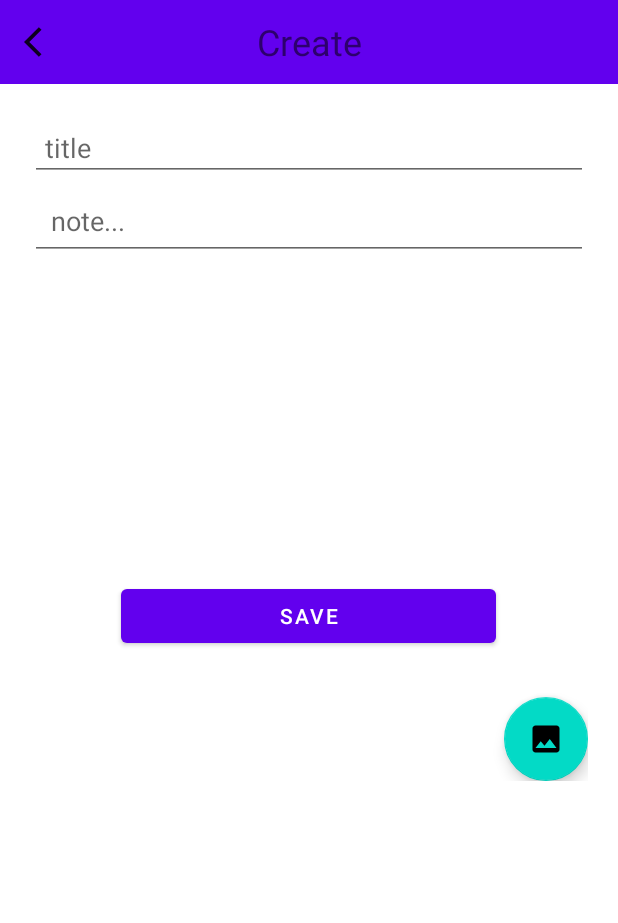
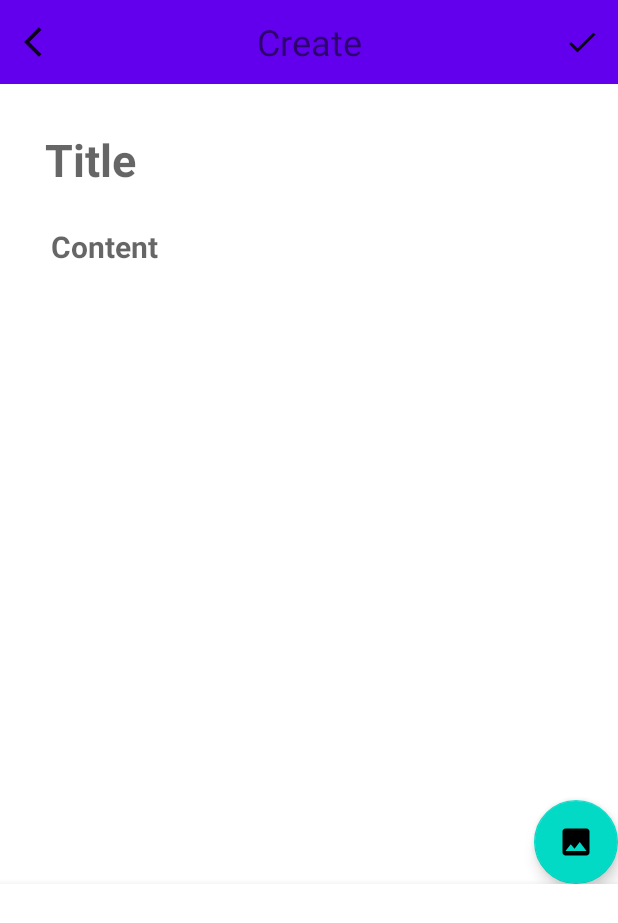
Before and after one commit to resgurung/DB_Android, an Android app: the NoteAddFragment screen opened through its navigation route, on a phone screen of 412 x 824 dp. Shown: the top 923 px of the screen. Run offline under Robolectric (Android 15) with nearby library versions, the phone set to English and light mode, and no system bars; our stand-ins replace Room's generated code, data binding, navigation-ui, paging; 1 statement that could not run was skipped.

Commit message:
Cleaned up NoteAddFragment preaparing to change the layout

```diff
--- a/app/src/main/java/co/deshbidesh/db_android/db_note_feature/fragments/NoteAddFragment.kt
+++ b/app/src/main/java/co/deshbidesh/db_android/db_note_feature/fragments/NoteAddFragment.kt
@@ -9,6 +9,7 @@ import android.graphics.BitmapFactory
 import android.net.Uri
 import android.os.Bundle
 import android.view.*
+import androidx.appcompat.widget.Toolbar
 import androidx.core.content.ContextCompat
 import androidx.lifecycle.ViewModelProvider
 import androidx.navigation.fragment.findNavController
@@ -24,6 +25,7 @@ import co.deshbidesh.db_android.db_note_feature.viewmodel.DBNoteAddViewModel
 import co.deshbidesh.db_android.shared.DBBaseFragment
 import co.deshbidesh.db_android.shared.DBHelper
 import co.deshbidesh.db_android.shared.hideKeyboard
+import kotlinx.android.synthetic.main.fragment_note_add.*
 import java.io.File
 import java.io.FileOutputStream
 import java.io.InputStream
@@ -31,6 +33,8 @@ import java.io.OutputStream
 
 
 class NoteAddFragment : DBBaseFragment() {
+
+    private lateinit var toolbar: Toolbar
 
     override var bottomNavigationViewVisibility = View.GONE
 
@@ -76,6 +80,22 @@ class NoteAddFragment : DBBaseFragment() {
         binding?.addNoteRecyclerView?.layoutManager = layoutManager
         binding?.addNoteRecyclerView?.adapter = noteAddImgAdapter
 
+        toolbar = binding!!.noteAddToolbar
+
+        toolbar.inflateMenu(R.menu.note_save)
+
+        toolbar.setOnMenuItemClickListener { item ->
+
+            when(item.itemId){
+
+                R.id.save_note_db -> {
+                    saveNote()
+                    true
+                }
+                else -> false
+            }
+        }
+
         context.let {
 
             binding?.noteAddToolbar?.setNavigationOnClickListener {
@@ -86,8 +106,28 @@ class NoteAddFragment : DBBaseFragment() {
             }
 
 
-            binding?.noteAddSaveButton?.setOnClickListener {
+            addViewModelFactory = DBNoteAddViewModelFactory(
+                DBNoteRepository(DBDatabase.getDatabase(requireContext()).noteDAO()),
+                DBImageRepository(DBDatabase.getDatabase(requireContext()).imageDAO()),
+                DBHelper())
 
+            addViewModel = ViewModelProvider(this, addViewModelFactory).get(DBNoteAddViewModel::class.java)
+
+            binding?.addNoteFab?.setOnClickListener{
+                if(checkPermission()){
+                    pickImage()
+                }
+            }
+        }
+    }
+
+    override fun onDestroy() {
+        super.onDestroy()
+        binding = null
+    }
+
+
+    private fun saveNote(){
         addViewModel.title = binding?.noteAddTitleEdittext?.text.toString()
 
         addViewModel.content = binding?.noteAddContentEdittext?.text.toString()
@@ -136,25 +176,6 @@ class NoteAddFragment : DBBaseFragment() {
         }
     }
 
-            addViewModelFactory = DBNoteAddViewModelFactory(
-                DBNoteRepository(DBDatabase.getDatabase(requireContext()).noteDAO()),
-                DBImageRepository(DBDatabase.getDatabase(requireContext()).imageDAO()),
-                DBHelper())
-
-            addViewModel = ViewModelProvider(this, addViewModelFactory).get(DBNoteAddViewModel::class.java)
-
-            binding?.addNoteFab?.setOnClickListener{
-                if(checkPermission()){
-                    pickImage()
-                }
-            }
-        }
-    }
-
-    override fun onDestroy() {
-        super.onDestroy()
-        binding = null
-    }
 
     private fun goBack(msg: String) {
 
--- a/app/src/main/res/layout/fragment_note_add.xml
+++ b/app/src/main/res/layout/fragment_note_add.xml
@@ -5,10 +5,10 @@
     xmlns:app="http://schemas.android.com/apk/res-auto">
 
     <LinearLayout
-        tools:context=".db_note_feature.fragments.NoteDetailFragment"
+        android:layout_width="match_parent"
+        android:layout_height="match_parent"
         android:orientation="vertical"
-        android:layout_width="match_parent"
-        android:layout_height="match_parent">
+        tools:context=".db_note_feature.fragments.NoteDetailFragment">
 
         <androidx.appcompat.widget.Toolbar
             android:id="@+id/note_add_toolbar"
@@ -20,18 +20,19 @@
             app:navigationIcon="@drawable/ic_arrow_back_ios">
 
             <TextView
+                android:id="@+id/note_add_toolbar_title"
                 android:layout_width="wrap_content"
                 android:layout_height="wrap_content"
+                android:layout_gravity="center"
                 android:text="Create"
-                android:textSize="24sp"
-                android:layout_gravity="center"
-                android:id="@+id/note_add_toolbar_title" />
+                android:textSize="24sp" />
 
         </androidx.appcompat.widget.Toolbar>
 
+
         <ScrollView
             android:layout_width="match_parent"
-            android:layout_height="match_parent">
+            android:layout_height="477dp">
 
             <LinearLayout
                 android:layout_width="match_parent"
@@ -44,21 +45,27 @@
                     android:id="@+id/note_add_title_edittext"
                     android:layout_width="match_parent"
                     android:layout_height="wrap_content"
+                    android:background="@android:color/transparent"
                     android:ems="10"
-                    android:hint="title"
+                    android:hint="Title"
                     android:inputType="textPersonName"
                     android:padding="10dp"
-                    android:textColor="#000" />
+                    android:textColor="#000"
+                    android:textSize="30sp"
+                    android:textStyle="bold" />
 
                 <EditText
                     android:id="@+id/note_add_content_edittext"
                     android:layout_width="match_parent"
                     android:layout_height="wrap_content"
+                    android:background="@android:color/transparent"
                     android:ems="10"
                     android:gravity="start|top"
-                    android:hint="note..."
+                    android:hint="Content"
                     android:inputType="textMultiLine"
-                    android:padding="14dp" />
+                    android:padding="14dp"
+                    android:textSize="20sp"
+                    android:textStyle="bold" />
 
                 <androidx.recyclerview.widget.RecyclerView
                     android:id="@+id/add_note_recycler_view"
@@ -66,13 +73,9 @@
                     android:layout_height="213dp"
                     android:orientation="horizontal" />
 
-                <Button
-                    android:id="@+id/note_add_save_button"
-                    android:layout_width="250dp"
-                    android:layout_height="wrap_content"
-                    android:layout_gravity="center"
-                    android:layout_marginBottom="30dp"
-                    android:text="@string/save_button" />
+            </LinearLayout>
+
+        </ScrollView>
 
         <com.google.android.material.floatingactionbutton.FloatingActionButton
             android:id="@+id/add_note_fab"
@@ -80,11 +83,17 @@
             android:layout_height="69dp"
             android:layout_gravity="end"
             android:clickable="true"
+            app:layout_anchor="@id/note_add_bottom_appbar"
             app:srcCompat="@drawable/add_image_vec2" />
 
-            </LinearLayout>
-
-        </ScrollView>
+        <com.google.android.material.bottomnavigation.BottomNavigationView
+            android:id="@+id/note_add_bottom_appbar"
+            android:layout_width="match_parent"
+            android:layout_height="match_parent"
+            android:layout_gravity="bottom"
+            android:backgroundTint="@color/colorPrimary"
+            app:fabAllignmentMode="center"
+            app:fabAttached="true" />
 
     </LinearLayout>
 
--- /dev/null
+++ b/app/src/main/res/menu/db_note_create_bottom_menu.xml
@@ -0,0 +1,12 @@
+<?xml version="1.0" encoding="utf-8"?>
+<menu xmlns:android="http://schemas.android.com/apk/res/android">
+    <item
+        android:id="@+id/homeFragment"
+        android:title="Image"
+        android:icon="@drawable/add_image_vec2"/>
+
+    <item
+        android:id="@+id/calendarFragment"
+        android:title="Camera"
+        android:icon="@drawable/add_photo_vector"/>
+</menu>
```
Lines whose indentation alone changed are shown as unchanged.
